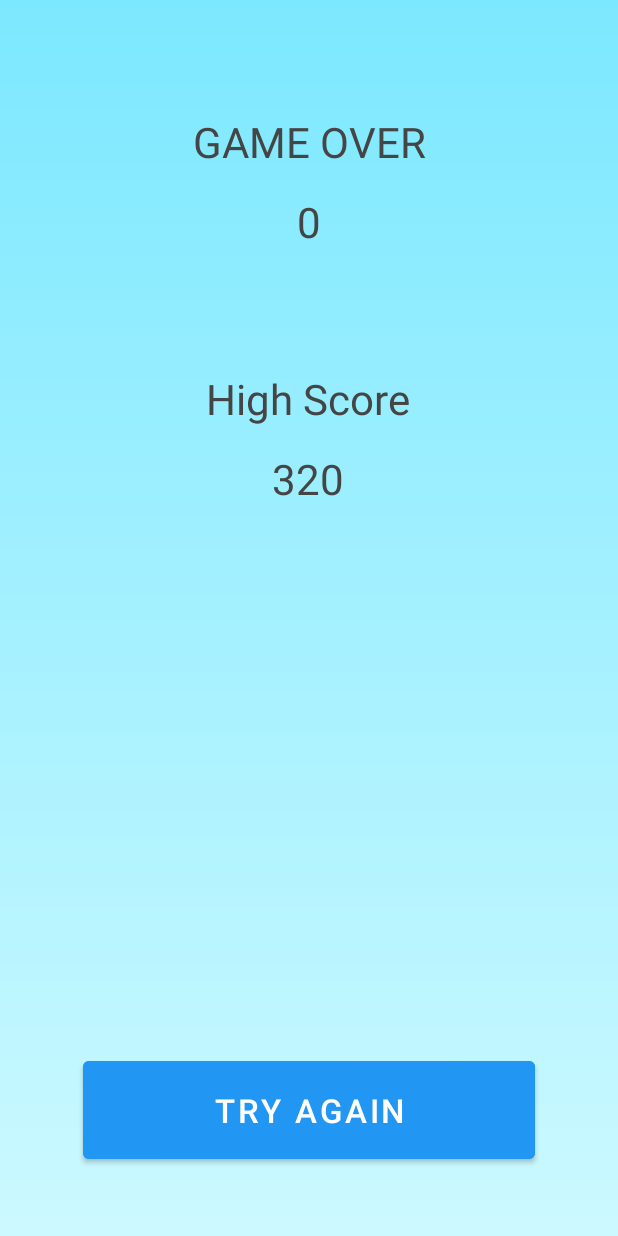
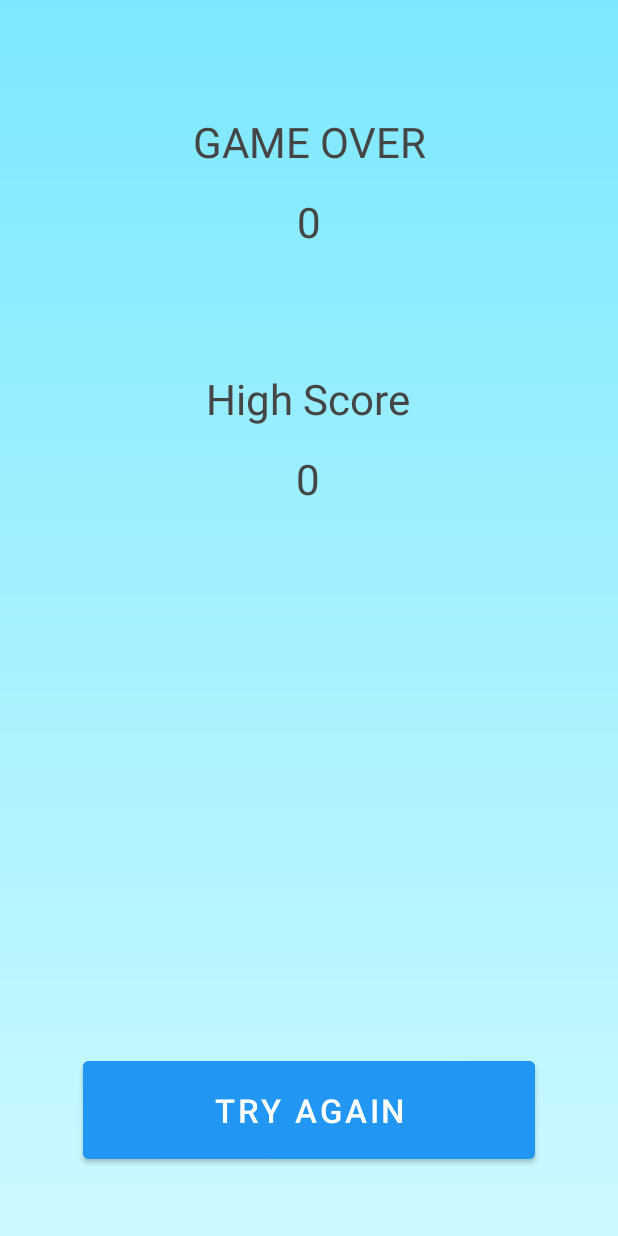
Before and after one commit to alpcetinkus/MyGame, an Android app: the ScoreScreenActivity screen opened directly, with no data from a screen before it, on a phone screen of 412 x 824 dp. Run offline under Robolectric (Android 15) with nearby library versions, the phone set to English and light mode, and no system bars.

Commit message:
add sharedPreferences for high score

```diff
--- a/app/src/main/java/com/example/mygame/ScoreScreenActivity.kt
+++ b/app/src/main/java/com/example/mygame/ScoreScreenActivity.kt
@@ -1,5 +1,6 @@
 package com.example.mygame
 
+import android.content.Context
 import android.content.Intent
 import androidx.appcompat.app.AppCompatActivity
 import android.os.Bundle
@@ -10,6 +11,21 @@ class ScoreScreenActivity : AppCompatActivity() {
         super.onCreate(savedInstanceState)
         setContentView(R.layout.activity_score_screen)
 
+        val score = intent.getIntExtra("score", 0)
+        score_end.text = score.toString()
+
+        val sp = getSharedPreferences("result", Context.MODE_PRIVATE)
+        val highScore = sp.getInt("highScore",0)
+
+        if (score > highScore) {
+            val editor = sp.edit()
+            editor.putInt("highScore",score)
+            editor.commit()
+            highScore_end.text = score.toString()
+        } else {
+            highScore_end.text = highScore.toString()
+        }
+
         again_game_btn.setOnClickListener {
             startActivity(Intent(this@ScoreScreenActivity,MainActivity::class.java))
         }
```
